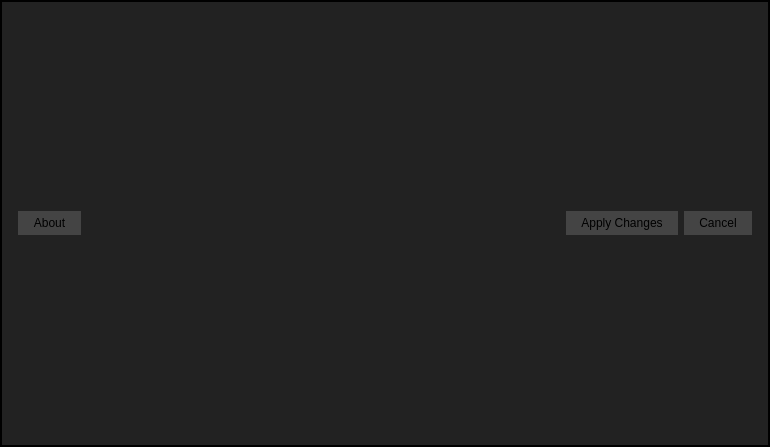
First picture: the form in src/dialogs/preferencesdialog.ui, repository jahshaka/Studio, before the edit.
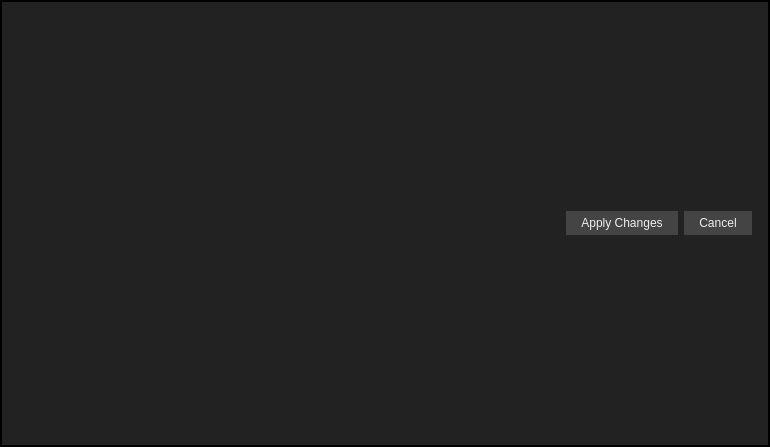
Second picture: the form after the edit.

```diff
--- a/src/dialogs/preferencesdialog.ui
+++ b/src/dialogs/preferencesdialog.ui
@@ -24,6 +24,7 @@
   border: 0;
   padding: 5px 15px;
   background: #444;
+	color: #EEE;
 }
 
 QPushButton::hover {
@@ -76,13 +77,6 @@
       <property name="bottomMargin">
        <number>13</number>
       </property>
-      <item>
-       <widget class="QPushButton" name="aboutButton">
-        <property name="text">
-         <string>About</string>
-        </property>
-       </widget>
-      </item>
       <item>
        <spacer name="horizontalSpacer">
         <property name="orientation">
```
